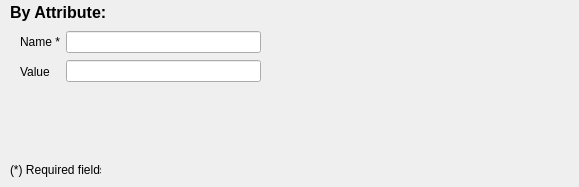
Old version of the form GUI_Windows/Filters-Requirements/by_attribute.ui in the repository ivanfelipeib/Masterarbeit.
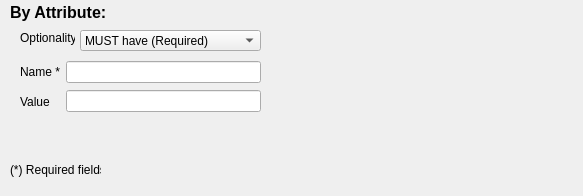
New version of the form.

Patch:
```diff
--- a/GUI_Windows/Filters-Requirements/by_attribute.ui
+++ b/GUI_Windows/Filters-Requirements/by_attribute.ui
@@ -6,8 +6,8 @@
    <rect>
     <x>0</x>
     <y>0</y>
-    <width>579</width>
-    <height>187</height>
+    <width>583</width>
+    <height>196</height>
    </rect>
   </property>
   <property name="windowTitle">
@@ -52,7 +52,7 @@
     <property name="geometry">
      <rect>
       <x>20</x>
-      <y>30</y>
+      <y>60</y>
       <width>241</width>
       <height>54</height>
      </rect>
@@ -88,6 +88,44 @@
      </item>
     </layout>
    </widget>
+   <widget class="QComboBox" name="combo_optionality">
+    <property name="geometry">
+     <rect>
+      <x>80</x>
+      <y>30</y>
+      <width>181</width>
+      <height>21</height>
+     </rect>
+    </property>
+    <item>
+     <property name="text">
+      <string>MUST have (Required)</string>
+     </property>
+    </item>
+    <item>
+     <property name="text">
+      <string>CAN have (Optional)</string>
+     </property>
+    </item>
+    <item>
+     <property name="text">
+      <string>MUST NOT have (Prohibited)</string>
+     </property>
+    </item>
+   </widget>
+   <widget class="QLabel" name="label">
+    <property name="geometry">
+     <rect>
+      <x>20</x>
+      <y>30</y>
+      <width>55</width>
+      <height>16</height>
+     </rect>
+    </property>
+    <property name="text">
+     <string>Optionality</string>
+    </property>
+   </widget>
   </widget>
  </widget>
  <resources/>
```
